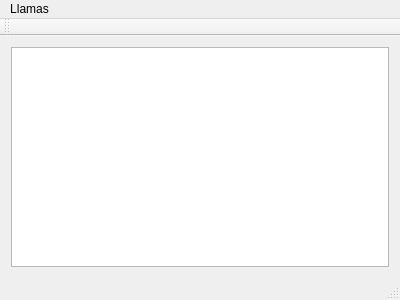
abingham/pyqt-test, file table/src/table_test/ui/mainwindow.ui: the form before one commit.
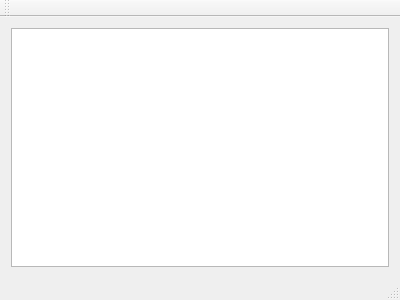
The form after the commit.

Commit message: Removed llama menu.

Patch:
```diff
--- a/table/src/table_test/ui/mainwindow.ui
+++ b/table/src/table_test/ui/mainwindow.ui
@@ -29,12 +29,6 @@
      <height>22</height>
     </rect>
    </property>
-   <widget class="QMenu" name="menuLlamas">
-    <property name="title">
-     <string>Llamas</string>
-    </property>
-   </widget>
-   <addaction name="menuLlamas"/>
   </widget>
   <widget class="QToolBar" name="mainToolBar">
    <attribute name="toolBarArea">
```
